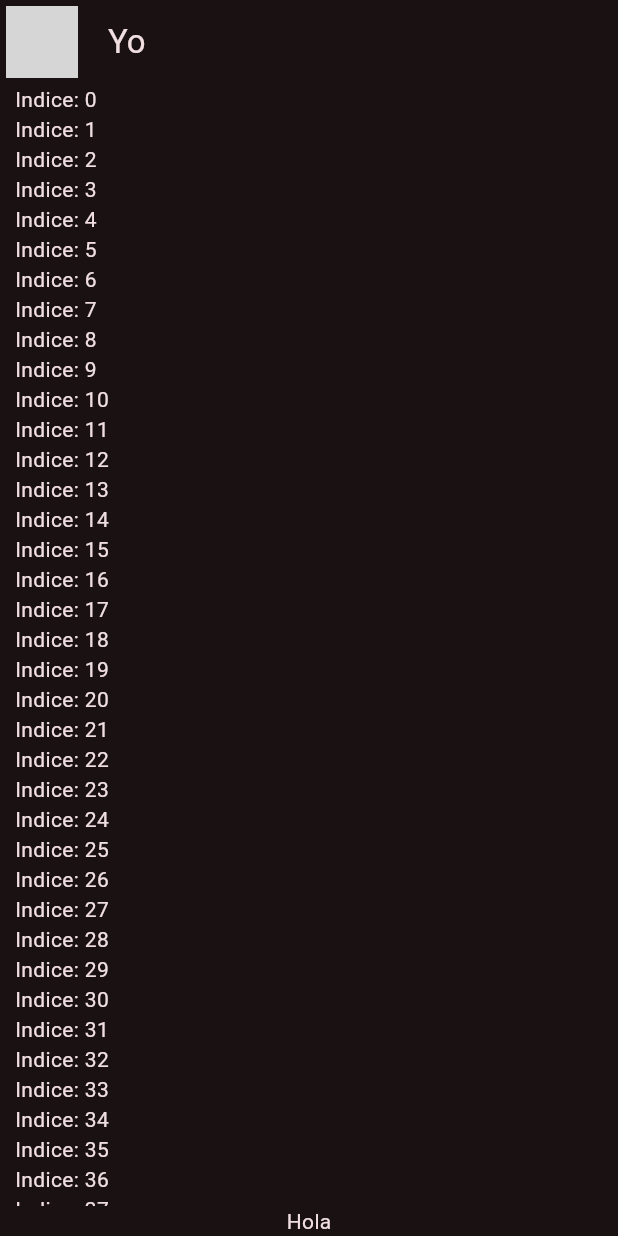
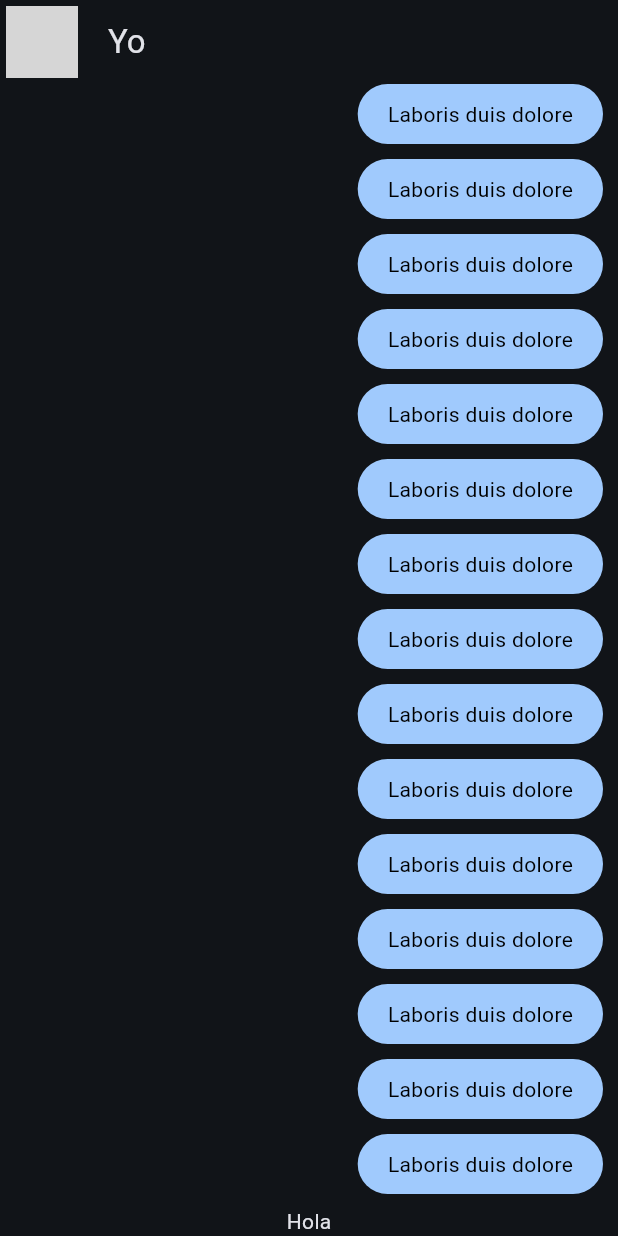
Before and after one commit to LeopoldoIII/yes_no_app, a Flutter app: the screen it shows after launch, on a phone screen of 412 x 824 dp. Run offline on Flutter 3.47's test engine with Material 2 defaults, Android fonts, the phone set to English and light mode, and no system bars; network calls fail; grey boxes are pictures that could not be loaded.

Commit message:
bubble chat

```diff
--- a/lib/config/theme/app_theme.dart
+++ b/lib/config/theme/app_theme.dart
@@ -1,6 +1,6 @@
 import 'package:flutter/material.dart';
 
-const Color _customColor = Color(0xFF1A053B);
+const Color _customColor = Color(0xFF000000);
 
 const List<Color> _colorThemes = [
   _customColor,
--- a/lib/main.dart
+++ b/lib/main.dart
@@ -1,6 +1,6 @@
 import 'package:flutter/material.dart';
 import 'package:yes_no_app/config/theme/app_theme.dart';
-import 'package:yes_no_app/presentation/chat/chat_screen.dart';
+import 'package:yes_no_app/presentation/screens/chat/chat_screen.dart';
 
 void main() => runApp(const MyApp());
 
@@ -12,7 +12,7 @@ class MyApp extends StatelessWidget {
     return MaterialApp(
         title: 'Yes No App',
         debugShowCheckedModeBanner: false,
-        theme: AppTheme(selectedColor: 6).theme(),
+        theme: AppTheme(selectedColor: 1).theme(),
         home: const ChatScreen());
   }
 }
--- a/lib/presentation/chat/chat_screen.dart
+++ b/lib/presentation/screens/chat/chat_screen.dart
@@ -1,4 +1,5 @@
 import 'package:flutter/material.dart';
+import 'package:yes_no_app/presentation/widgets/chat/my_message_bubble.dart';
 
 class ChatScreen extends StatelessWidget {
   const ChatScreen({super.key});
@@ -34,7 +35,7 @@ class _ChatView extends StatelessWidget {
                 child: ListView.builder(
                     itemCount: 50,
                     itemBuilder: (context, index) {
-                      return Text('Indice: $index');
+                      return const MyMessageBubble();
                     })),
             Text('Hola'),
           ],
--- /dev/null
+++ b/lib/presentation/widgets/chat/my_message_bubble.dart
@@ -0,0 +1,32 @@
+import 'package:flutter/material.dart';
+
+class MyMessageBubble extends StatelessWidget {
+  const MyMessageBubble({super.key});
+
+  @override
+  Widget build(BuildContext context) {
+    final colors = Theme.of(context).colorScheme;
+
+    return Column(
+      crossAxisAlignment: CrossAxisAlignment.end,
+      children: [
+        Container(
+          decoration: BoxDecoration(
+            color: colors.primary,
+            borderRadius: BorderRadius.circular(20),
+          ),
+          child: const Padding(
+            padding: EdgeInsets.symmetric(horizontal: 20, vertical: 10),
+            child: Text(
+              'Laboris duis dolore',
+              style: TextStyle(color: Colors.black),
+            ),
+          ),
+        ),
+        const SizedBox(
+          height: 10,
+        )
+      ],
+    );
+  }
+}
```
